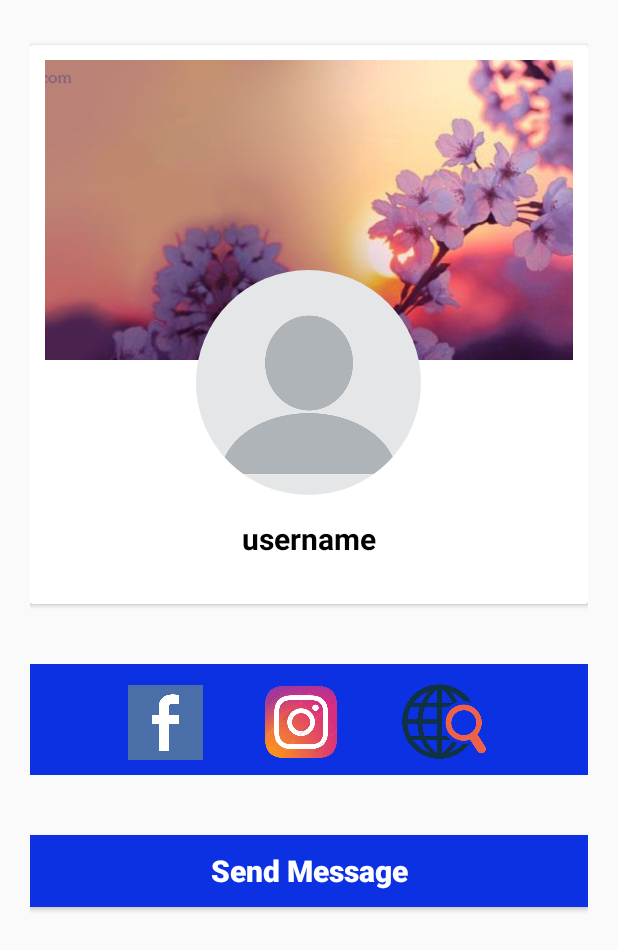
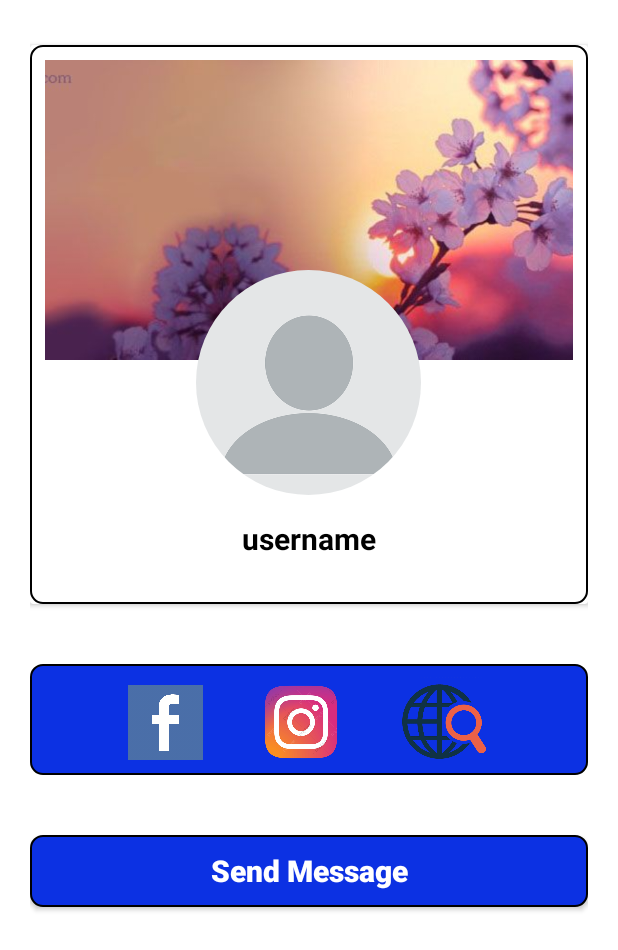
Before and after one commit to Pratishtha123/Chatty, an Android app: the VisitUserProfileActivity screen opened directly, with no data from a screen before it, on a phone screen of 412 x 824 dp. Shown: the top 950 px of the screen. Run offline under Robolectric (Android 15) with nearby library versions, the phone set to English and light mode, and no system bars; our stand-ins replace CircleImageView, Firebase (no records; nobody signed in at launch, a user with empty details on screens opened directly), Picasso; pictures from the network do not load.

Commit message:
profile UI updated

```diff
--- /dev/null
+++ b/app/src/main/res/drawable/profile_view.xml
@@ -0,0 +1,18 @@
+<?xml version="1.0" encoding="utf-8"?>
+<shape xmlns:android="http://schemas.android.com/apk/res/android">
+
+    <stroke
+        android:width="1dp"
+        android:color="#000000" />
+
+    <solid android:color="@color/colorPrimaryDark" />
+
+    <padding
+        android:left="1dp"
+        android:right="1dp"
+        android:bottom="1dp"
+        android:top="1dp" />
+
+    <corners android:radius="8dp" />
+
+</shape>
--- a/app/src/main/res/layout/activity_visit_user_profile.xml
+++ b/app/src/main/res/layout/activity_visit_user_profile.xml
@@ -5,6 +5,7 @@
     android:padding="20dp"
     android:layout_width="match_parent"
     android:layout_height="match_parent"
+    android:background="#ffffff"
     tools:context=".Activity.VisitUserProfileActivity">
 
     <androidx.cardview.widget.CardView
@@ -16,6 +17,7 @@
         <RelativeLayout
             android:layout_width="match_parent"
             android:layout_height="wrap_content"
+            android:background="@drawable/rounded_corner_left"
             android:padding="10dp">
 
             <ImageView
@@ -57,7 +59,7 @@
         android:layout_height="wrap_content"
         android:layout_below="@id/cv1"
         android:gravity="center"
-        android:background="@color/colorPrimaryDark"
+        android:background="@drawable/profile_view"
         android:layout_marginTop="40dp"
         android:orientation="horizontal"
         android:padding="6dp">
@@ -104,6 +106,6 @@
         android:text="Send Message"
         android:textSize="20sp"
         android:textStyle="bold"
-        android:background="@color/colorPrimaryDark"/>
+        android:background="@drawable/profile_view"/>
 
 </RelativeLayout>
--- a/app/src/main/res/layout/fragment_settings.xml
+++ b/app/src/main/res/layout/fragment_settings.xml
@@ -16,6 +16,7 @@
 
         <RelativeLayout
             android:layout_width="match_parent"
+            android:background="@drawable/rounded_corner_left"
             android:layout_height="wrap_content"
             android:padding="10dp">
 
@@ -57,7 +58,7 @@
         android:layout_height="wrap_content"
         android:layout_below="@id/cv1"
         android:gravity="center"
-        android:background="@color/colorPrimaryDark"
+        android:background="@drawable/profile_view"
         android:layout_marginTop="40dp"
         android:orientation="horizontal"
         android:padding="6dp">
```
